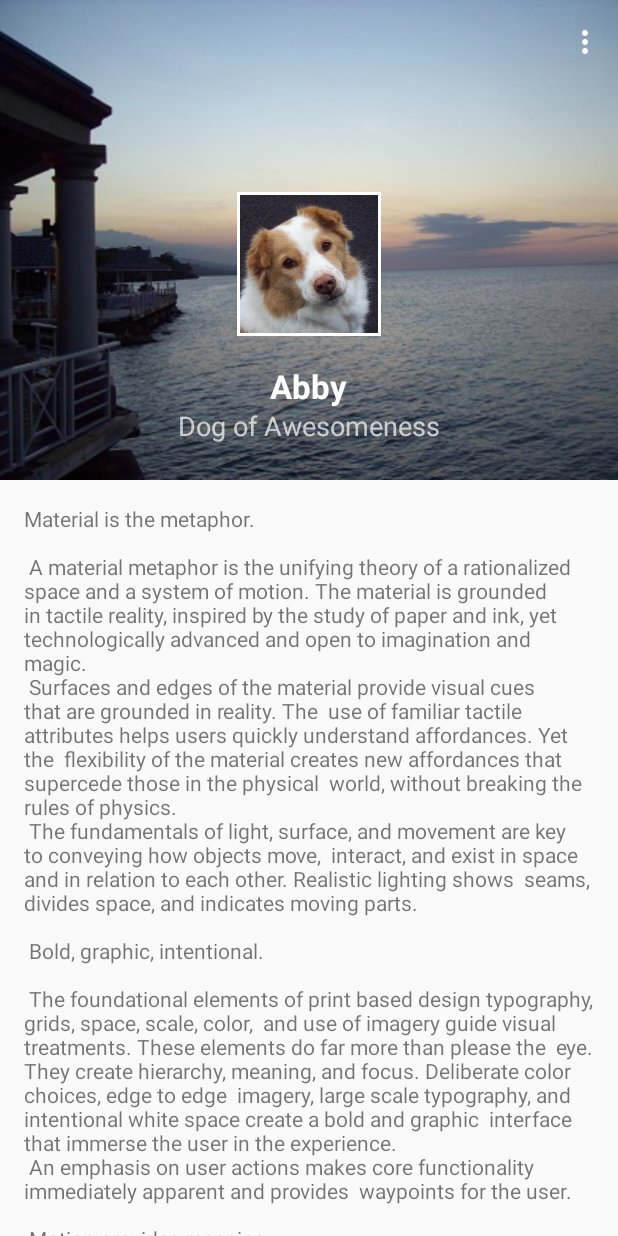
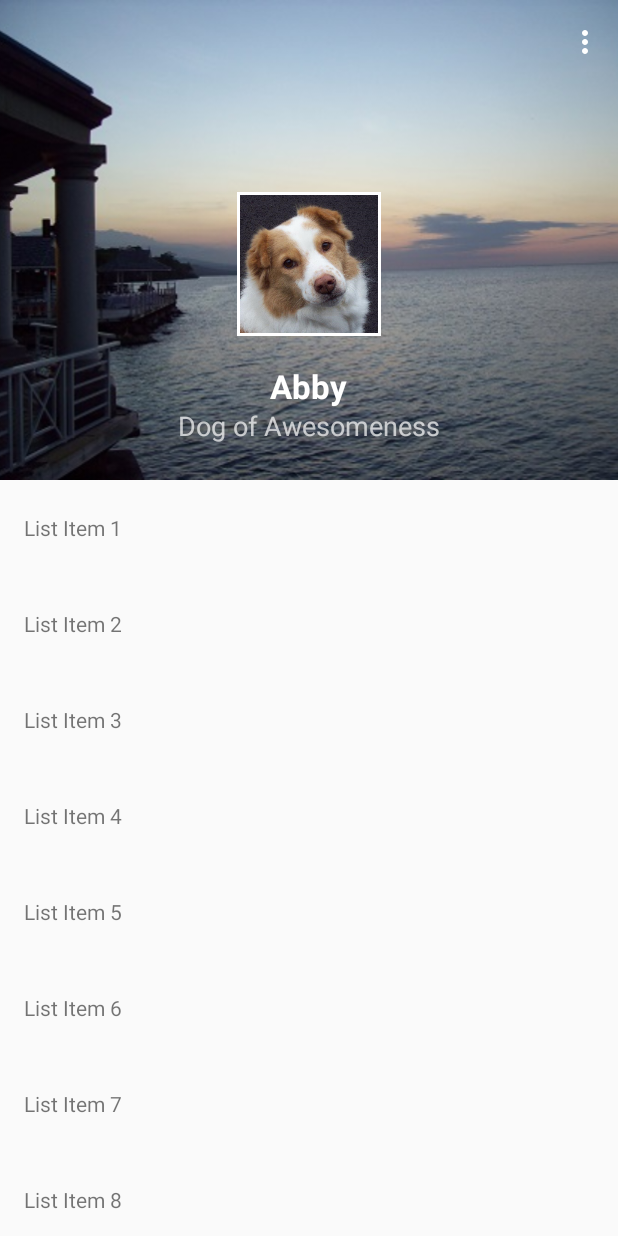
Before and after one commit to klarson2/Collapsing-Image, an Android app: the screen it shows after launch (ScrollingActivity), on a phone screen of 412 x 824 dp. Run offline under Robolectric (Android 15) with nearby library versions, the phone set to English and light mode, and no system bars.

Commit message:
Changed NestedScrollingView to RecyclerView

```diff
--- a/app/src/main/java/com/krislarson/collapsingimage/ScrollingActivity.java
+++ b/app/src/main/java/com/krislarson/collapsingimage/ScrollingActivity.java
@@ -5,10 +5,15 @@ import android.support.design.widget.CollapsingToolbarLayout;
 import android.support.design.widget.FloatingActionButton;
 import android.support.design.widget.Snackbar;
 import android.support.v7.app.AppCompatActivity;
+import android.support.v7.widget.LinearLayoutManager;
+import android.support.v7.widget.RecyclerView;
 import android.support.v7.widget.Toolbar;
+import android.view.LayoutInflater;
 import android.view.View;
 import android.view.Menu;
 import android.view.MenuItem;
+import android.view.ViewGroup;
+import android.widget.TextView;
 
 public class ScrollingActivity extends AppCompatActivity {
 
@@ -19,6 +24,10 @@ public class ScrollingActivity extends AppCompatActivity {
         Toolbar toolbar = (Toolbar) findViewById(R.id.toolbar);
         setSupportActionBar(toolbar);
         getSupportActionBar().setDisplayShowTitleEnabled(false);
+
+        RecyclerView recyclerView = (RecyclerView) findViewById(R.id.recyclerview);
+        recyclerView.setLayoutManager(new LinearLayoutManager(this));
+        recyclerView.setAdapter(new TestAdapter());
     }
 
     @Override
@@ -41,4 +50,30 @@ public class ScrollingActivity extends AppCompatActivity {
         }
         return super.onOptionsItemSelected(item);
     }
+
+    class TestAdapter extends RecyclerView.Adapter<ViewHolder> {
+
+        @Override
+        public int getItemCount() {
+            return 100;
+        }
+
+        @Override
+        public ViewHolder onCreateViewHolder(ViewGroup parent, int viewType) {
+            View view = LayoutInflater.from(parent.getContext()).inflate(R.layout.list_item, parent, false);
+            return new ViewHolder(view);
+        }
+
+        @Override
+        public void onBindViewHolder(ViewHolder holder, int position) {
+            ((TextView) holder.itemView).setText("List Item " + (position + 1));
+        }
+    }
+
+    class ViewHolder extends RecyclerView.ViewHolder {
+
+        public ViewHolder(View itemView) {
+            super(itemView);
+        }
+    }
 }
--- a/app/src/main/res/layout/activity_scrolling.xml
+++ b/app/src/main/res/layout/activity_scrolling.xml
@@ -67,6 +67,11 @@
 
     </android.support.design.widget.AppBarLayout>
 
-    <include layout="@layout/content_scrolling" />
+    <android.support.v7.widget.RecyclerView
+        android:id="@+id/recyclerview"
+        android:layout_width="match_parent"
+        android:layout_height="match_parent"
+        android:scrollbars="vertical"
+        app:layout_behavior="@string/appbar_scrolling_view_behavior"/>
 
 </android.support.design.widget.CoordinatorLayout>
--- a/app/src/main/res/layout/content_scrolling.xml
+++ /dev/null
@@ -1,17 +0,0 @@
-<?xml version="1.0" encoding="utf-8"?>
-<android.support.v4.widget.NestedScrollView xmlns:android="http://schemas.android.com/apk/res/android"
-    xmlns:app="http://schemas.android.com/apk/res-auto"
-    xmlns:tools="http://schemas.android.com/tools"
-    android:layout_width="match_parent"
-    android:layout_height="match_parent"
-    app:layout_behavior="@string/appbar_scrolling_view_behavior"
-    tools:context="com.krislarson.collapsingimage.ScrollingActivity"
-    tools:showIn="@layout/activity_scrolling">
-
-    <TextView
-        android:layout_width="wrap_content"
-        android:layout_height="wrap_content"
-        android:layout_margin="@dimen/text_margin"
-        android:text="@string/large_text" />
-
-</android.support.v4.widget.NestedScrollView>
--- /dev/null
+++ b/app/src/main/res/layout/list_item.xml
@@ -0,0 +1,12 @@
+<?xml version="1.0" encoding="utf-8"?>
+<TextView
+    android:id="@+id/textView"
+    xmlns:android="http://schemas.android.com/apk/res/android"
+    xmlns:tools="http://schemas.android.com/tools"
+    android:layout_width="match_parent"
+    android:layout_height="wrap_content"
+    android:minHeight="?android:attr/listPreferredItemHeight"
+    android:layout_marginLeft="16dp"
+    android:layout_marginRight="16dp"
+    android:gravity="center_vertical"
+    tools:text="New Text"/>
```
